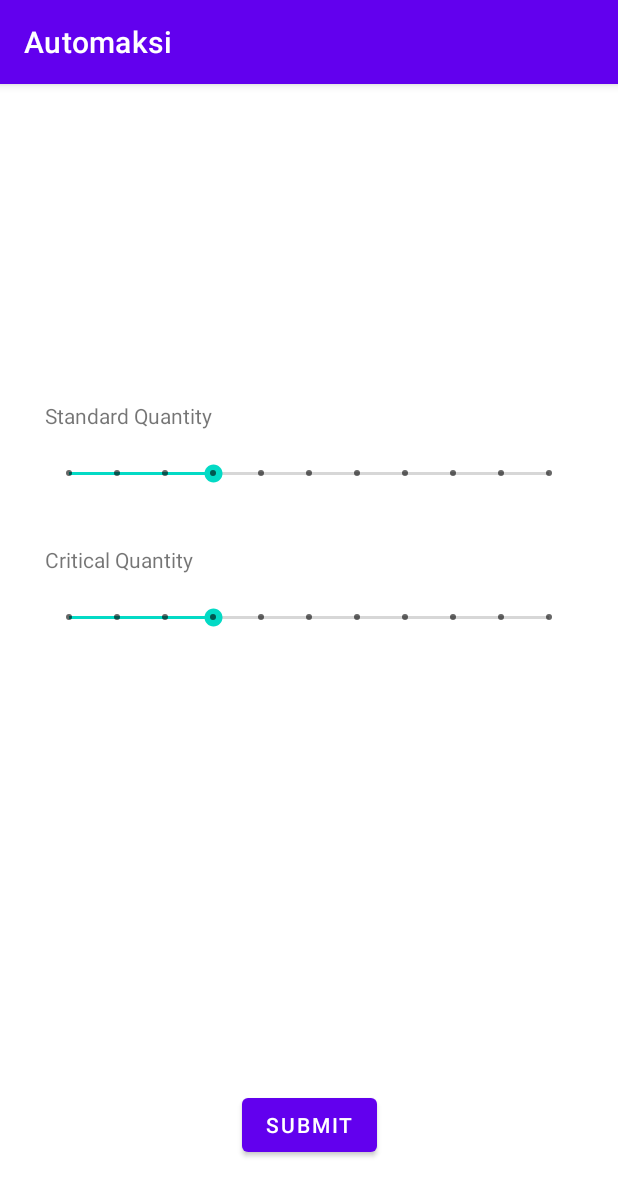
After one commit to PavleSekesan/Automaksi, an Android app: the QuantitySelectorActivity screen opened directly, with no data from a screen before it, on a phone screen of 412 x 824 dp. The commit adds this screen. Shown: the top 1196 px of the screen. Run offline under Robolectric (Android 15) with nearby library versions, the phone set to English and light mode, and no system bars.

Commit message:
Quantity selection screen

```diff
--- a/app/src/main/AndroidManifest.xml
+++ b/app/src/main/AndroidManifest.xml
@@ -14,8 +14,9 @@
         android:roundIcon="@mipmap/ic_launcher_round"
         android:supportsRtl="true"
         android:theme="@style/Theme.Automaksi">
-        <activity android:name=".AddItemActivity"></activity>
-        <activity android:name=".BarcodeScannerActivity"></activity>
+        <activity android:name=".QuantitySelectorActivity"></activity>
+        <activity android:name=".AddItemActivity" />
+        <activity android:name=".BarcodeScannerActivity" />
         <activity android:name=".MainActivity">
             <intent-filter>
                 <action android:name="android.intent.action.MAIN" />
--- /dev/null
+++ b/app/src/main/java/com/example/automaksi/QuantitySelectorActivity.kt
@@ -0,0 +1,29 @@
+package com.example.automaksi
+
+import android.content.Intent
+import androidx.appcompat.app.AppCompatActivity
+import android.os.Bundle
+import android.widget.Button
+import android.widget.SeekBar
+import android.widget.TextView
+import android.widget.Toast
+
+class QuantitySelectorActivity : AppCompatActivity() {
+    override fun onCreate(savedInstanceState: Bundle?) {
+        super.onCreate(savedInstanceState)
+        setContentView(R.layout.activity_quantity_selector)
+
+        val itemNameText : TextView = findViewById(R.id.textViewItemName)
+        itemNameText.text = intent.getStringExtra("itemName")
+        val submitBtn : Button = findViewById(R.id.buttonSubmitQuantities)
+        val standard : SeekBar = findViewById(R.id.seekBarStandard)
+        val critical : SeekBar = findViewById(R.id.seekBarCritical)
+        submitBtn.setOnClickListener {
+            Toast.makeText(this, standard.progress.toString() + "/" + critical.progress.toString(), Toast.LENGTH_LONG).show()
+            val intent = Intent(this, MainActivity::class.java)
+            intent.putExtra("standard", standard.progress)
+            intent.putExtra("critical", critical.progress)
+            startActivity(intent)
+        }
+    }
+}
--- a/app/src/main/java/com/example/automaksi/SearchItemsAdapter.kt
+++ b/app/src/main/java/com/example/automaksi/SearchItemsAdapter.kt
@@ -1,9 +1,12 @@
 package com.example.automaksi
 
+import android.content.Intent
 import android.view.LayoutInflater
 import android.view.View
 import android.view.ViewGroup
 import android.widget.TextView
+import android.widget.Toast
+import androidx.core.content.ContextCompat.startActivity
 import androidx.recyclerview.widget.RecyclerView
 
 class SearchItemsAdapter(private var dataSet: Array<String>) :
@@ -45,7 +48,14 @@ class SearchItemsAdapter(private var dataSet: Array<String>) :
 
         // Get element from your dataset at this position and replace the
         // contents of the view with that element
+        val context = viewHolder.itemView.context
         viewHolder.textView.text = dataSet[position]
+        viewHolder.itemView.setOnClickListener {
+            //Toast.makeText(viewHolder.itemView.context, viewHolder.textView.text.toString(), Toast.LENGTH_LONG).show()
+            val intent = Intent(context, QuantitySelectorActivity::class.java)
+            intent.putExtra("itemName", viewHolder.textView.text.toString())
+            context.startActivity(intent)
+        }
     }
 
     // Return the size of your dataset (invoked by the layout manager)
--- /dev/null
+++ b/app/src/main/res/layout/activity_quantity_selector.xml
@@ -0,0 +1,123 @@
+<?xml version="1.0" encoding="utf-8"?>
+<androidx.constraintlayout.widget.ConstraintLayout xmlns:android="http://schemas.android.com/apk/res/android"
+    xmlns:app="http://schemas.android.com/apk/res-auto"
+    xmlns:tools="http://schemas.android.com/tools"
+    android:layout_width="match_parent"
+    android:layout_height="match_parent"
+    tools:context=".QuantitySelectorActivity">
+
+
+    <androidx.constraintlayout.widget.ConstraintLayout
+        android:id="@+id/constraintLayout1"
+        android:layout_width="match_parent"
+        android:layout_height="0dp"
+        app:layout_constraintTop_toTopOf="parent"
+        app:layout_constraintBottom_toTopOf="@id/constraintLayout2"
+        app:layout_constraintEnd_toEndOf="parent"
+        app:layout_constraintStart_toStartOf="parent"
+        app:layout_constraintVertical_weight="2">
+
+        <TextView
+            android:id="@+id/textViewItemName"
+            android:layout_width="wrap_content"
+            android:layout_height="wrap_content"
+            android:layout_marginTop="30dp"
+            android:text="TextView"
+            android:textSize="18sp"
+            app:layout_constraintEnd_toEndOf="parent"
+            app:layout_constraintStart_toStartOf="parent"
+            app:layout_constraintTop_toTopOf="parent" />
+    </androidx.constraintlayout.widget.ConstraintLayout>
+
+    <androidx.constraintlayout.widget.ConstraintLayout
+        android:id="@+id/constraintLayout2"
+        android:layout_width="match_parent"
+        android:layout_height="0dp"
+        app:layout_constraintEnd_toEndOf="parent"
+        app:layout_constraintStart_toStartOf="parent"
+        app:layout_constraintTop_toBottomOf="@id/constraintLayout1"
+        app:layout_constraintBottom_toTopOf="@id/constraintLayout3"
+        app:layout_constraintVertical_weight="1">
+
+        <TextView
+            android:id="@+id/textView8"
+            android:layout_width="wrap_content"
+            android:layout_height="wrap_content"
+            android:layout_marginStart="30dp"
+            android:text="Standard Quantity"
+            app:layout_constraintBottom_toTopOf="@+id/seekBarStandard"
+            app:layout_constraintStart_toStartOf="parent"
+            app:layout_constraintTop_toTopOf="parent" />
+
+        <SeekBar
+            android:id="@+id/seekBarStandard"
+            style="@style/Widget.AppCompat.SeekBar.Discrete"
+            android:layout_height="wrap_content"
+            android:layout_width="0dp"
+            android:layout_marginStart="30dp"
+            android:layout_marginEnd="30dp"
+            android:max="10"
+            android:progress="3"
+            app:layout_constraintBottom_toBottomOf="parent"
+            app:layout_constraintEnd_toEndOf="parent"
+            app:layout_constraintStart_toStartOf="parent"
+            app:layout_constraintTop_toBottomOf="@id/textView8" />
+    </androidx.constraintlayout.widget.ConstraintLayout>
+
+    <androidx.constraintlayout.widget.ConstraintLayout
+        android:id="@+id/constraintLayout3"
+        android:layout_width="match_parent"
+        android:layout_height="0dp"
+        app:layout_constraintEnd_toEndOf="parent"
+        app:layout_constraintStart_toStartOf="parent"
+        app:layout_constraintTop_toBottomOf="@id/constraintLayout2"
+        app:layout_constraintBottom_toTopOf="@id/constraintLayout4"
+        app:layout_constraintVertical_weight="1">
+
+        <TextView
+            android:id="@+id/textView9"
+            android:layout_width="wrap_content"
+            android:layout_height="wrap_content"
+            android:layout_marginStart="30dp"
+            android:text="Critical Quantity"
+            app:layout_constraintBottom_toTopOf="@+id/seekBarCritical"
+            app:layout_constraintStart_toStartOf="parent"
+            app:layout_constraintTop_toTopOf="parent" />
+
+        <SeekBar
+            android:id="@+id/seekBarCritical"
+            style="@style/Widget.AppCompat.SeekBar.Discrete"
+            android:layout_height="wrap_content"
+            android:layout_width="0dp"
+            android:layout_marginStart="30dp"
+            android:layout_marginEnd="30dp"
+            android:max="10"
+            android:progress="3"
+            app:layout_constraintBottom_toBottomOf="parent"
+            app:layout_constraintEnd_toEndOf="parent"
+            app:layout_constraintStart_toStartOf="parent"
+            app:layout_constraintTop_toBottomOf="@id/textView9" />
+
+    </androidx.constraintlayout.widget.ConstraintLayout>
+
+    <androidx.constraintlayout.widget.ConstraintLayout
+        android:id="@+id/constraintLayout4"
+        android:layout_width="match_parent"
+        android:layout_height="0dp"
+        app:layout_constraintEnd_toEndOf="parent"
+        app:layout_constraintStart_toStartOf="parent"
+        app:layout_constraintTop_toBottomOf="@id/constraintLayout3"
+        app:layout_constraintBottom_toBottomOf="parent"
+        app:layout_constraintVertical_weight="4">
+
+        <Button
+            android:id="@+id/buttonSubmitQuantities"
+            android:layout_width="wrap_content"
+            android:layout_height="wrap_content"
+            android:layout_marginBottom="50dp"
+            android:text="Submit"
+            app:layout_constraintBottom_toBottomOf="parent"
+            app:layout_constraintEnd_toEndOf="parent"
+            app:layout_constraintStart_toStartOf="parent" />
+    </androidx.constraintlayout.widget.ConstraintLayout>
+</androidx.constraintlayout.widget.ConstraintLayout>
```
